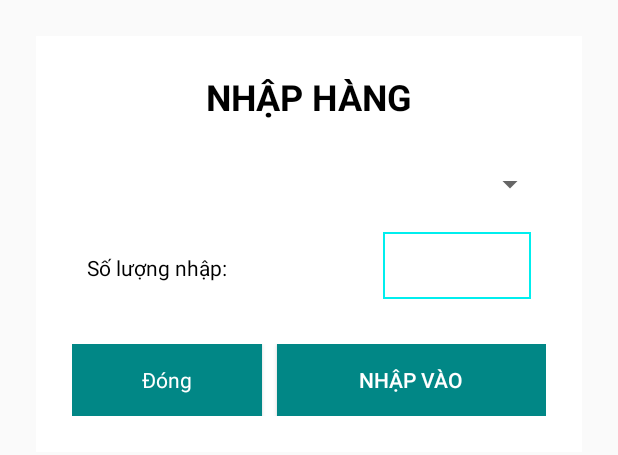
After one commit to doanthanhtai/DA_III_20202021, an Android app: the layout dialog_enter_quatity_product.xml on its own in the app's theme, with its tools: preview values and no code run, on a phone screen of 412 x 824 dp. The commit adds this screen. Shown: the top 455 px of the screen. Run offline under Robolectric (Android 15) with nearby library versions, the phone set to English and light mode, and no system bars.

Commit message:
Enter quantity product

```diff
--- a/app/src/main/java/com/example/tomtep/Interface/IClickItemProductListener.java
+++ b/app/src/main/java/com/example/tomtep/Interface/IClickItemProductListener.java
@@ -4,5 +4,8 @@ import com.example.tomtep.model.SanPham;
 
 public interface IClickItemProductListener {
     void onClickEnterQuatity(SanPham sanPham);
+
     void onClickItemProduct(SanPham sanPham);
+
+    boolean onLongClickItemProduct(SanPham sanPham);
 }
--- a/app/src/main/java/com/example/tomtep/SignUpAcitivity.java
+++ b/app/src/main/java/com/example/tomtep/SignUpAcitivity.java
@@ -119,6 +119,7 @@ public class SignUpAcitivity extends AppCompatActivity {
                     FirebaseDatabase.getInstance().getReference("TaiKhoan").child(idTaiKhoan).setValue(TaiKhoan.getInstance());
                     Toast.makeText(SignUpAcitivity.this, R.string.signup_toast_successful, Toast.LENGTH_SHORT).show();
                     startActivity(new Intent(SignUpAcitivity.this, MainActivity.class));
+                    finishAffinity();
                 } else {
                     alertToResetPassword();
                 }
--- a/app/src/main/java/com/example/tomtep/adapter/ProductAdapter.java
+++ b/app/src/main/java/com/example/tomtep/adapter/ProductAdapter.java
@@ -4,7 +4,7 @@ import android.view.LayoutInflater;
 import android.view.View;
 import android.view.ViewGroup;
 import android.widget.ImageButton;
-import android.widget.RelativeLayout;
+import android.widget.LinearLayout;
 import android.widget.TextView;
 
 import androidx.annotation.NonNull;
@@ -43,6 +43,7 @@ public class ProductAdapter extends RecyclerView.Adapter<ProductAdapter.ProductV
         holder.tvTonKho.setText(String.valueOf(sanPham.getSoLuong()));
         holder.imgEnterQuantity.setOnClickListener(view -> iClickItemProductListener.onClickEnterQuatity(sanPham));
         holder.itemProdcut.setOnClickListener(view -> iClickItemProductListener.onClickItemProduct(sanPham));
+        holder.itemProdcut.setOnLongClickListener(view -> iClickItemProductListener.onLongClickItemProduct(sanPham));
     }
 
     @Override
@@ -54,7 +55,7 @@ public class ProductAdapter extends RecyclerView.Adapter<ProductAdapter.ProductV
 
         private final TextView tvMaSP, tvTenSP, tvNCC, tvGiaNhap, tvTonKho;
         private final ImageButton imgEnterQuantity;
-        private final RelativeLayout itemProdcut;
+        private final LinearLayout itemProdcut;
 
         public ProductViewHolder(@NonNull View itemView) {
             super(itemView);
--- a/app/src/main/java/com/example/tomtep/dialog/NewProductDailog.java
+++ b/app/src/main/java/com/example/tomtep/dialog/NewProductDailog.java
@@ -173,6 +173,7 @@ public class NewProductDailog extends Dialog {
         WindowManager.LayoutParams layoutParams = window.getAttributes();
         layoutParams.gravity = Gravity.CENTER;
         window.setAttributes(layoutParams);
+        setCancelable(false);
 
         edtMaSP = findViewById(R.id.dialognewproduct_edt_masanpham);
         edtTenSP = findViewById(R.id.dialognewproduct_edt_tensanpham);
--- a/app/src/main/java/com/example/tomtep/dialog/UpdateDietDialog.java
+++ b/app/src/main/java/com/example/tomtep/dialog/UpdateDietDialog.java
@@ -143,7 +143,7 @@ public class UpdateDietDialog extends Dialog {
                 .setMessage(R.string.all_message_confirmactioncancel)
                 .setPositiveButton(R.string.all_button_agree_text, (dialogInterface, i) -> {
                     dialogInterface.dismiss();
-                    Toast.makeText(context, R.string.updatelake_toast_canceled, Toast.LENGTH_SHORT).show();
+                    Toast.makeText(context, R.string.updatediet_toast_canceled, Toast.LENGTH_SHORT).show();
                     this.dismiss();
                 })
                 .setNegativeButton(R.string.all_button_cancel_text, (dialogInterface, i) -> dialogInterface.dismiss());
@@ -161,6 +161,7 @@ public class UpdateDietDialog extends Dialog {
         WindowManager.LayoutParams layoutParams = window.getAttributes();
         layoutParams.gravity = Gravity.CENTER;
         window.setAttributes(layoutParams);
+        setCancelable(false);
 
         edtSoLuong = findViewById(R.id.dialogupdatediet_edt_luong);
         edtLongTime = findViewById(R.id.dialognewlake_edt_longtime);
--- a/app/src/main/java/com/example/tomtep/fragment/DietFragment.java
+++ b/app/src/main/java/com/example/tomtep/fragment/DietFragment.java
@@ -19,7 +19,6 @@ import com.example.tomtep.dialog.UpdateDietDialog;
 import com.example.tomtep.model.Ao;
 import com.example.tomtep.model.CheDoAn;
 import com.example.tomtep.model.SanPham;
-import com.example.tomtep.model.TaiKhoan;
 import com.google.firebase.auth.FirebaseAuth;
 import com.google.firebase.database.ChildEventListener;
 import com.google.firebase.database.DataSnapshot;
@@ -28,6 +27,7 @@ import com.google.firebase.database.DatabaseReference;
 import com.google.firebase.database.FirebaseDatabase;
 
 import java.util.ArrayList;
+import java.util.HashMap;
 import java.util.List;
 
 public class DietFragment extends Fragment implements IClickItemDietListener {
@@ -111,8 +111,10 @@ public class DietFragment extends Fragment implements IClickItemDietListener {
     }
 
     private void getDanhSachSanPham() {
+        String idCurrentUser = FirebaseAuth.getInstance().getUid();
         DatabaseReference databaseReference = FirebaseDatabase.getInstance().getReference("TaiKhoan");
-        databaseReference.child(TaiKhoan.getInstance().getId()).child("sanPhams").addChildEventListener(new ChildEventListener() {
+        assert idCurrentUser != null;
+        databaseReference.child(idCurrentUser).child("sanPhams").addChildEventListener(new ChildEventListener() {
             @Override
             public void onChildAdded(@NonNull DataSnapshot snapshot, @Nullable String previousChildName) {
                 SanPham sanPham = snapshot.getValue(SanPham.class);
--- /dev/null
+++ b/app/src/main/res/layout/dialog_enter_quatity_product.xml
@@ -0,0 +1,81 @@
+<?xml version="1.0" encoding="utf-8"?>
+<LinearLayout xmlns:android="http://schemas.android.com/apk/res/android"
+    android:layout_width="match_parent"
+    android:layout_height="wrap_content"
+    android:layout_margin="?dialogPreferredPadding"
+    android:background="@color/white"
+    android:orientation="vertical"
+    android:padding="?dialogPreferredPadding">
+
+    <TextView
+        android:layout_width="wrap_content"
+        android:layout_height="wrap_content"
+        android:layout_gravity="center"
+        android:text="@string/dialogenterquatity_title"
+        android:textColor="@color/black"
+        android:textSize="@dimen/text_size_24sp"
+        android:textStyle="bold" />
+
+    <Spinner
+        android:id="@+id/dialogenterquatity_spr_sanpham"
+        android:layout_width="match_parent"
+        android:layout_height="wrap_content"
+        android:layout_marginTop="@dimen/margin_30dp"
+        android:padding="@dimen/pading_5dp" />
+
+    <LinearLayout
+        android:layout_width="match_parent"
+        android:layout_height="wrap_content"
+        android:layout_marginTop="@dimen/pading_10dp"
+        android:orientation="horizontal"
+        android:padding="@dimen/pading_10dp">
+
+        <TextView
+            android:layout_width="match_parent"
+            android:layout_height="wrap_content"
+            android:layout_weight="1"
+            android:text="@string/dialogenterquantity_tv_quantity"
+            android:textColor="@color/black" />
+
+        <EditText
+            android:id="@+id/dialogenterquantity_edt_soluong"
+            android:layout_width="match_parent"
+            android:layout_height="wrap_content"
+            android:layout_weight="2"
+            android:textAlignment="center"
+            android:autofillHints=""
+            android:hint="@null"
+            android:background="@drawable/bc_rectangle_white_1dp_black_orange_focused"
+            android:inputType="numberSigned"
+            android:padding="@dimen/pading_10dp"
+            android:textColorHint="@color/red" />
+    </LinearLayout>
+
+    <LinearLayout
+        android:layout_width="match_parent"
+        android:layout_height="wrap_content"
+        android:layout_marginTop="@dimen/margin_20dp"
+        android:orientation="horizontal">
+
+        <Button
+            android:id="@+id/dialogenterquantity_btn_cancel"
+            style="?android:attr/buttonBarStyle"
+            android:layout_width="match_parent"
+            android:layout_height="wrap_content"
+            android:layout_weight="3"
+            android:background="@color/teal_700"
+            android:text="@string/all_button_cancel_text"
+            android:textColor="@color/white" />
+
+        <Button
+            android:id="@+id/dialogenterquantity_btn_add"
+            style="?android:attr/buttonStyle"
+            android:layout_width="match_parent"
+            android:layout_height="wrap_content"
+            android:layout_marginStart="@dimen/pading_10dp"
+            android:layout_weight="2"
+            android:background="@color/teal_700"
+            android:text="@string/dialogenterquatity_btn_enter"
+            android:textColor="@color/white" />
+    </LinearLayout>
+</LinearLayout>
--- a/app/src/main/res/values/strings.xml
+++ b/app/src/main/res/values/strings.xml
@@ -62,7 +62,7 @@
     <string name="changepassword_toast_successful">Cập nhật mật khẩu thành công!</string>
     <string name="changepassword_toast_fail">Cập nhật mật khẩu thất bại!</string>
     <string name="main_message_confirmdeleteaccount">"Bạn chắc chắn rằng muốn xóa tài khoản "</string>
-    <string name="main_toast_deleteaccountsuccess">Tài khoan đã được xóa thành công!</string>
+    <string name="main_toast_deleteaccountsuccess">Tài khoản đã được xóa thành công!</string>
     <string name="main_toast_deleteaccountfail">Xóa tài khoản thất bại!</string>
 
     <string name="navigation_menu_deleteaccount">Xóa tài khoản</string>
@@ -113,6 +113,12 @@
     <string name="dialognewproduct_toast_donvidunginvalid">Đơn vị dùng không hợp lệ</string>
     <string name="dialognewproduct_toast_gianhapinvalid">Vui lòng nhập giá nhập của sản phẩm hợp lệ</string>
     <string name="newproduct_succesful">Thêm sản phẩm thành công</string>
+    <string name="dialogenterquatity_title">NHẬP HÀNG</string>
+    <string name="dialogenterquantity_tv_quantity">Số lượng nhập: </string>
+    <string name="dialogenterquatity_btn_enter">Nhập vào</string>
+    <string name="updatediet_toast_canceled">Bạn đã hủy bỏ thao tác cập nhật chê độ ăn.</string>
+    <string name="enterquantityproduct_toast_succesful">Đã nhập hàng thành công.</string>
+    <string name="enterquantityproduct_toast_quantityinvalid">Số lượng nhập không hợp lệ.Vui lòng kiểm tra lại.</string>
 
 
 </resources>
```
Also changed, not shown: app/src/main/java/com/example/tomtep/ChangePasswordActivity.java (+6 -9 lines), app/src/main/java/com/example/tomtep/MainActivity.java (+14 -11 lines), app/src/main/java/com/example/tomtep/dialog/EnterQuantityProductDialog.java (added, +154 -0 lines), app/src/main/java/com/example/tomtep/fragment/ProductFragment.java (+12 -5 lines), app/src/main/java/com/example/tomtep/model/LichSuNhapHang.java (+1 -11 lines), app/src/main/java/com/example/tomtep/model/TaiKhoan.java (+30 -23 lines), app/src/main/res/layout/layout_item_product.xml (+12 -13 lines).
